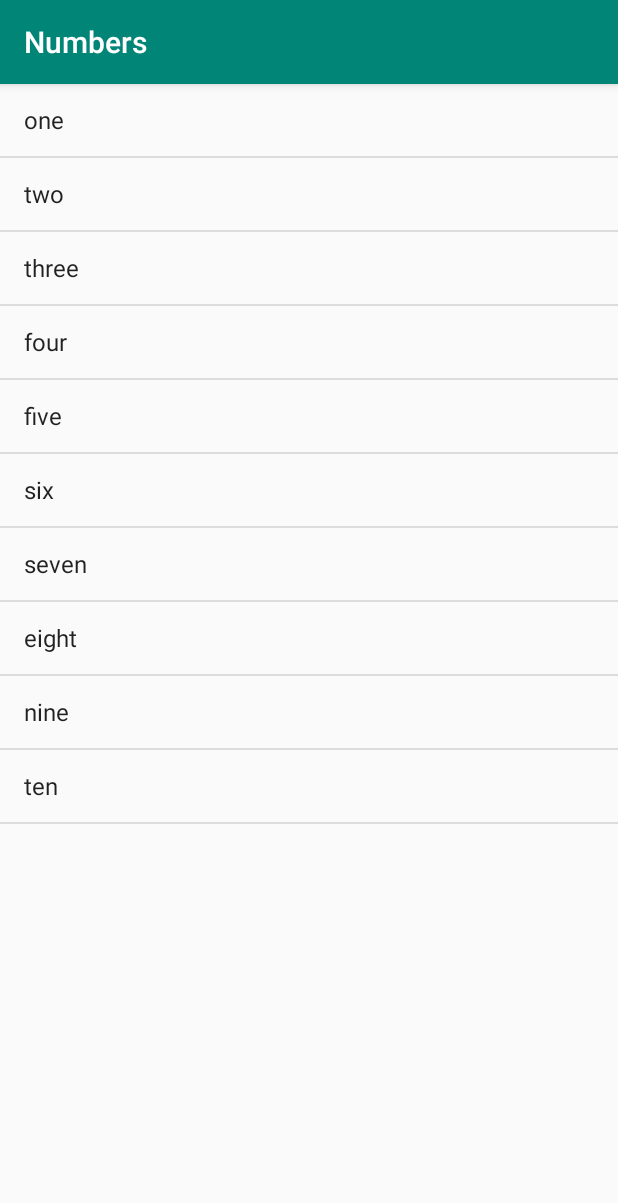
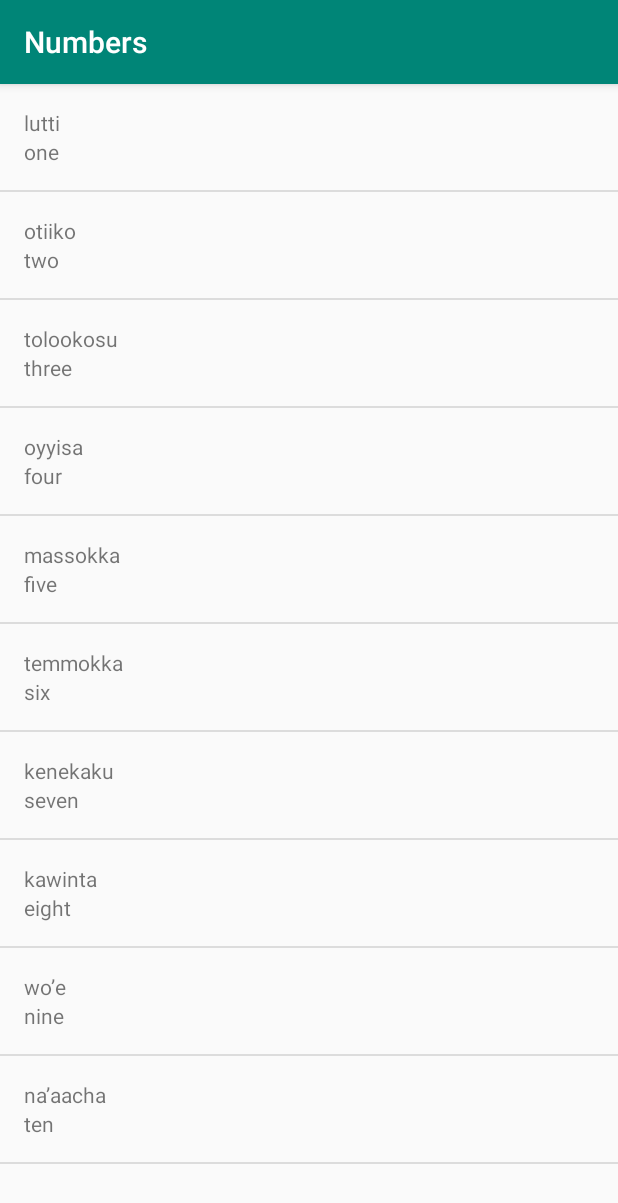
Before and after one commit to FadyFawzyOfficial/Miwok, an Android app: the NumbersActivity screen opened directly, with no data from a screen before it, on a phone screen of 412 x 824 dp. Shown: the top 1203 px of the screen. Run offline under Robolectric (Android 15) with nearby library versions, the light colour scheme and no system bars.

Commit message:
1.14 Create WordAdapter to display a list of Word objects

```diff
--- a/app/src/main/java/com/engineerfadyfawzi/miwok/NumbersActivity.java
+++ b/app/src/main/java/com/engineerfadyfawzi/miwok/NumbersActivity.java
@@ -3,8 +3,6 @@ package com.engineerfadyfawzi.miwok;
 import androidx.appcompat.app.AppCompatActivity;
 
 import android.os.Bundle;
-import android.widget.ArrayAdapter;
-import android.widget.GridView;
 import android.widget.ListView;
 
 import java.util.ArrayList;
@@ -19,35 +17,29 @@ public class NumbersActivity extends AppCompatActivity
         setContentView( R.layout.activity_numbers );
 
         // create a list fo words
-        ArrayList< String > words = new ArrayList< String >();
-        words.add( "one" );
-        words.add( "two" );
-        words.add( "three" );
-        words.add( "four" );
-        words.add( "five" );
-        words.add( "six" );
-        words.add( "seven" );
-        words.add( "eight" );
-        words.add( "nine" );
-        words.add( "ten" );
+        ArrayList< Word > words = new ArrayList< Word >();
+        words.add( new Word( "one", "lutti" ) );
+        words.add( new Word( "two", "otiiko" ) );
+        words.add( new Word( "three", "tolookosu" ) );
+        words.add( new Word( "four", "oyyisa" ) );
+        words.add( new Word( "five", "massokka" ) );
+        words.add( new Word( "six", "temmokka" ) );
+        words.add( new Word( "seven", "kenekaku" ) );
+        words.add( new Word( "eight", "kawinta" ) );
+        words.add( new Word( "nine", "wo’e" ) );
+        words.add( new Word( "ten", "na’aacha" ) );
 
-        // Create an {@link ArrayAdapter}, whose data source is a list of Strings.
-        // The adapter knows how to create layouts for each item in the list, using the
-        // simple_list_item_1.xml layout resource defined in the Android framework.
-        // This list item layout contains a single{@link TextView}, which the adapter
-        // will set to display a single word
-        ArrayAdapter< String > itemsAdapter =
-                new ArrayAdapter< String >( this, android.R.layout.simple_list_item_1, words );
+        // Create an {@link WordAdapter}, whose data source is a list of {@link Word}s.
+        // The adapter knows how to create list items for each item in the list.
+        WordAdapter wordsAdapter = new WordAdapter( this, words );
 
         // Find the {@link ListView) object in the view hierarchy of the {@link Activity}.
         // There should be a {@link ListView} with the view ID called list, which is declared
         // in the activity_numbers.xml layout file.
         ListView listView = findViewById( R.id.list_view );
 
-        // Make the {@link ListView} use the {@link ArrayAdapter} we created above, so that the
-        // {@link ListView} will display list items for each word in the list of words.
-        // Do this by calling the setAdapter method on the {@link ListView} object and pass in
-        // 1 argument, which is the {@link ArrayAdapter} with the variable name itemsAdapter.
-        listView.setAdapter( itemsAdapter );
+        // Make the {@link ListView} use the {@link WordAdapter} we created above, so that the
+        // {@link ListView} will display list items for each {@link Word} in the list of words.
+        listView.setAdapter( wordsAdapter );
     }
 }
--- /dev/null
+++ b/app/src/main/java/com/engineerfadyfawzi/miwok/WordAdapter.java
@@ -0,0 +1,55 @@
+package com.engineerfadyfawzi.miwok;
+
+import android.content.Context;
+import android.view.LayoutInflater;
+import android.view.View;
+import android.view.ViewGroup;
+import android.widget.ArrayAdapter;
+import android.widget.TextView;
+
+import java.util.ArrayList;
+
+/**
+ * {@link WordAdapter} is an {@link ArrayAdapter} that can provide the layout for each list item
+ * based on a data source, which is a list of {@link Word} objects.
+ */
+public class WordAdapter extends ArrayAdapter< Word >
+{
+    /**
+     * Create a new {@link WordAdapter} object.
+     *
+     * @param context is the current context (i.e. Activity) that adapter is being created in.
+     * @param words is the list of {@link Word}s to be displayed.
+     */
+    public WordAdapter( Context context, ArrayList< Word > words )
+    {
+        super( context, 0, words );
+    }
+
+    @Override
+    public View getView( int position, View convertView, ViewGroup parent )
+    {
+        // check if an existing view is being reused, otherwise inflate the view
+        View listItemView = convertView;
+        if ( listItemView == null )
+            listItemView = LayoutInflater.from( getContext() ).inflate( R.layout.list_item, parent, false );
+
+        // Get the {@link Word} object located at this position in the list
+        Word currentWord = getItem( position );
+
+        // Find the TextView in the list_item.xml layout with the ID miwok_translation_text_view.
+        TextView miwokTranslationTextView = listItemView.findViewById( R.id.miwok_translation_text_view );
+
+        // Get the Miwok translation from the currentWord object and set this text on the Miwok TextView.
+        miwokTranslationTextView.setText( currentWord.getMiwokTranslation() );
+
+        // Find the TextView in the list_item.xml layout with the ID default_translation_text_view.
+        TextView defaultTranslationTextView = listItemView.findViewById( R.id.default_translation_text_view );
+
+        // Get the default translation from the currentWord object and set this text on the default TextView.
+        defaultTranslationTextView.setText( currentWord.getDefaultTranslation() );
+
+        // Return the whole list item layout (containing 2 TextViews) so that it can be shown in the ListView.
+        return listItemView;
+    }
+}
--- a/app/src/main/res/layout/list_item.xml
+++ b/app/src/main/res/layout/list_item.xml
@@ -8,13 +8,13 @@
 	android:padding = "16dp">
 
 	<TextView
-		android:id = "@+id/miwok_word_text_view"
+		android:id = "@+id/miwok_translation_text_view"
 		android:layout_width = "match_parent"
 		android:layout_height = "wrap_content"
 		tools:text = "lutti" />
 
 	<TextView
-		android:id = "@+id/english_word_text_view"
+		android:id = "@+id/default_translation_text_view"
 		android:layout_width = "match_parent"
 		android:layout_height = "wrap_content"
 		tools:text = "one" />
```
